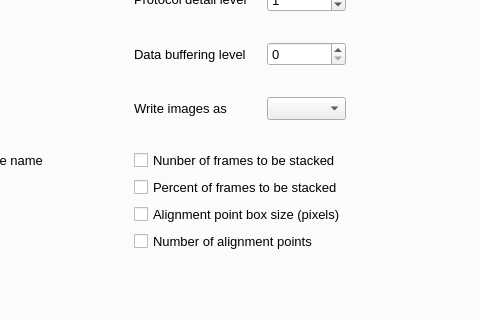
The window that planetary_system_stacker/parameter_configuration.ui (Rolf-Hempel/PlanetarySystemStacker) describes before a commit, drawn with Qt 5; both pictures show x 219 to 699 and y 83 to 403 of the 900 by 571 pixel window.
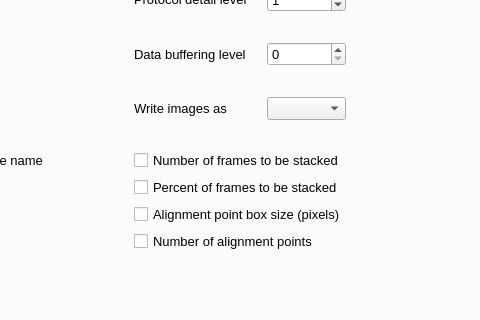
The same window after the commit. The open tabs and pages were chosen to show the change.

Commit message: Typo corrected in configuration dialog

What changed in the file:
```diff
--- a/planetary_system_stacker/parameter_configuration.ui
+++ b/planetary_system_stacker/parameter_configuration.ui
@@ -265,7 +265,7 @@
        <item row="7" column="2" colspan="2">
         <widget class="QCheckBox" name="nfs_checkBox">
          <property name="text">
-          <string>Nunber of frames to be stacked</string>
+          <string>Number of frames to be stacked</string>
          </property>
         </widget>
        </item>
```
Left out of the diff: 2 changed lines with no effect on the pictures. The commit also changes 1 other file.
